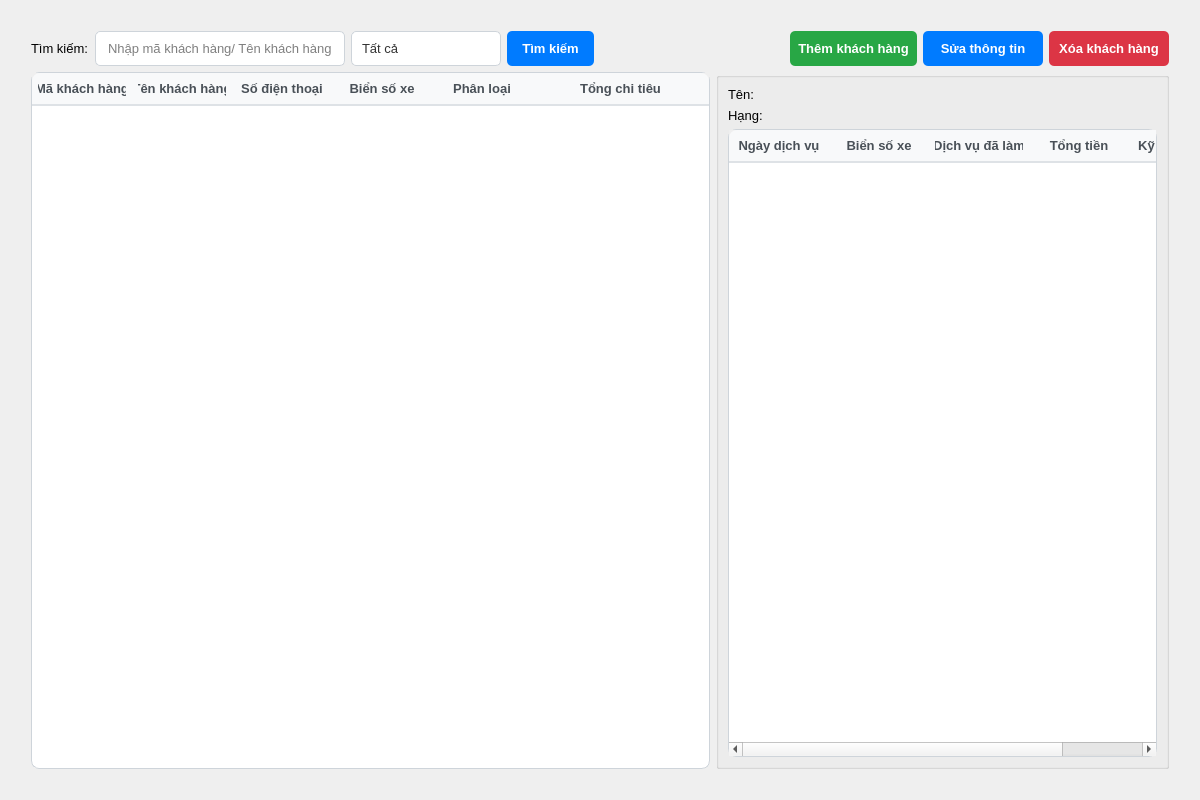
phamduy-hung/xaydungphanmemquanlydichvuchamsocxeoto, file ui/designer_files/qlkhachhang.ui: the form before one commit.
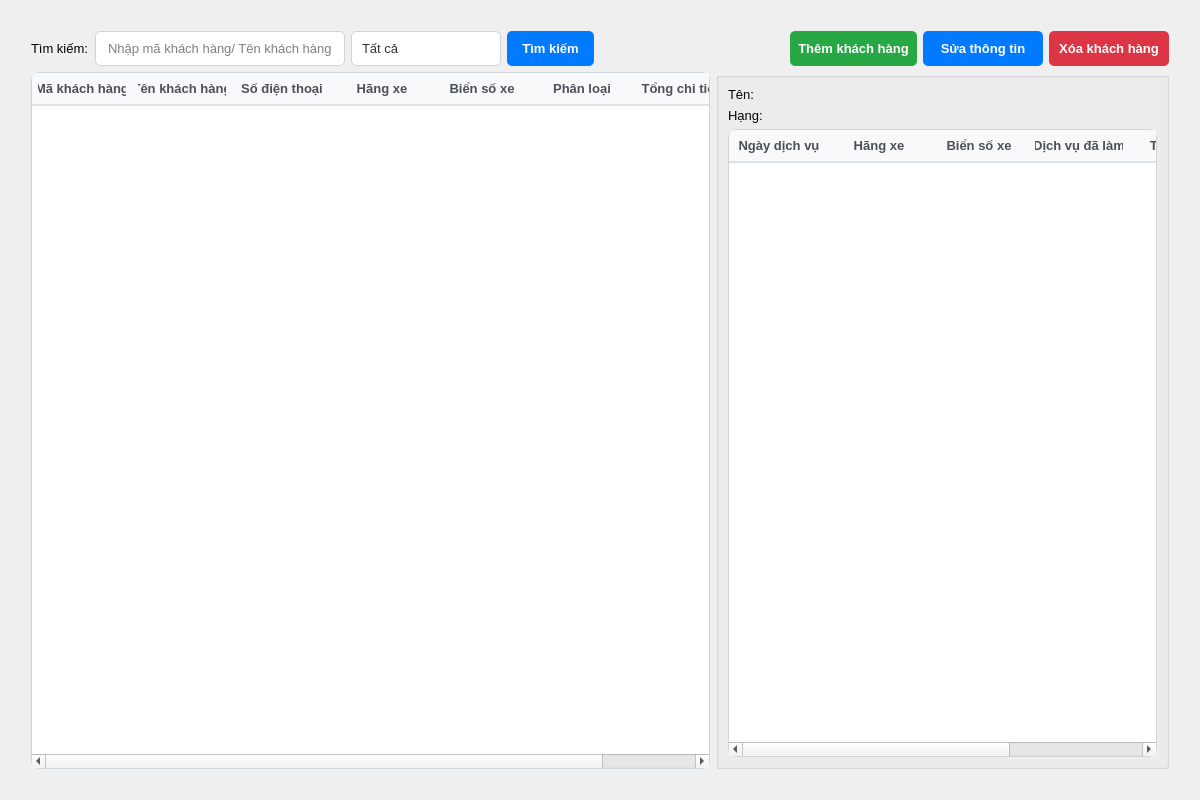
The form after the commit. Icons and pictures are not drawn.

Patch:
```diff
--- a/ui/designer_files/qlkhachhang.ui
+++ b/ui/designer_files/qlkhachhang.ui
@@ -336,6 +336,11 @@
            <string>Số điện thoại</string>
           </property>
          </column>
+         <column>
+          <property name="text">
+           <string>Hãng xe</string>
+          </property>
+         </column>
          <column>
           <property name="text">
            <string>Biển số xe</string>
@@ -412,6 +417,11 @@
               <string>Ngày dịch vụ</string>
              </property>
             </column>
+            <column>
+             <property name="text">
+              <string>Hãng xe</string>
+             </property>
+            </column>
             <column>
              <property name="text">
               <string>Biển số xe</string>
```
